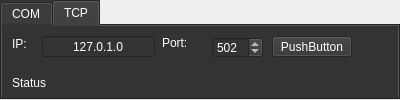
First picture: the form in model/device/connectionwidget.ui, repository IlyaZh/Maiman-MCBS, before the edit.
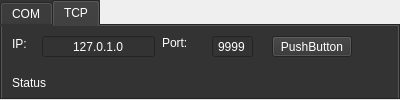
Second picture: the form after the edit. The open tabs and pages were chosen to show the change.

Commit message: Немного дописаны слоты

Diff of the .ui file:
```diff
--- a/model/device/connectionwidget.ui
+++ b/model/device/connectionwidget.ui
@@ -139,22 +139,6 @@
       <set>Qt::AlignCenter</set>
      </property>
     </widget>
-    <widget class="QSpinBox" name="NetworkPort">
-     <property name="geometry">
-      <rect>
-       <x>210</x>
-       <y>11</y>
-       <width>51</width>
-       <height>21</height>
-      </rect>
-     </property>
-     <property name="maximum">
-      <number>1000</number>
-     </property>
-     <property name="value">
-      <number>502</number>
-     </property>
-    </widget>
     <widget class="QPushButton" name="NetworkConnect">
      <property name="geometry">
       <rect>
@@ -168,6 +152,22 @@
       <string>PushButton</string>
      </property>
     </widget>
+    <widget class="QLineEdit" name="NetworkPort">
+     <property name="geometry">
+      <rect>
+       <x>210</x>
+       <y>10</y>
+       <width>41</width>
+       <height>21</height>
+      </rect>
+     </property>
+     <property name="text">
+      <string>9999</string>
+     </property>
+     <property name="alignment">
+      <set>Qt::AlignCenter</set>
+     </property>
+    </widget>
    </widget>
   </widget>
  </widget>
```
Left out of the diff: 2 changed lines with no effect on the pictures. The commit also changes 2 other files.
